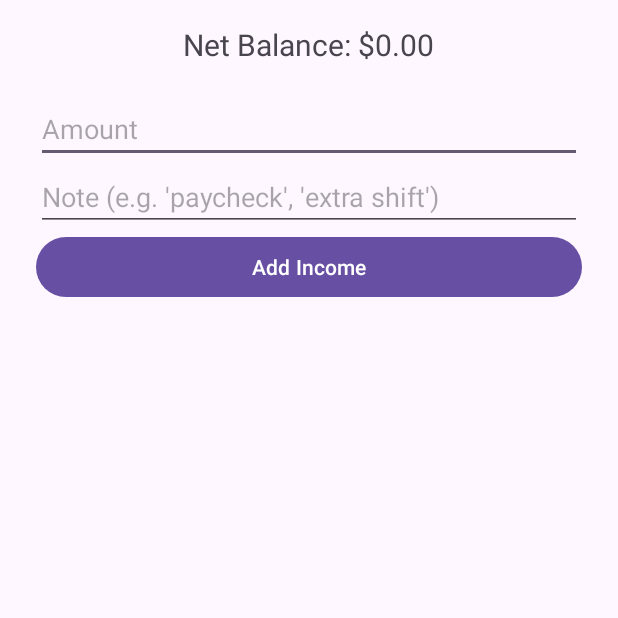
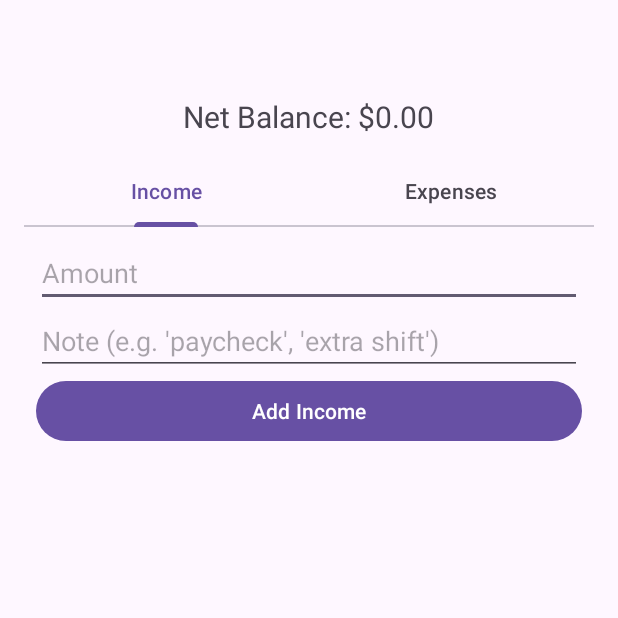
Before and after one commit to RLowry2/SimpleSavingsTracker, an Android app: the screen it shows after launch (MainActivity), on a phone screen of 412 x 824 dp, the top half of it. Run offline under Robolectric (Android 15) with nearby library versions, the phone set to English and light mode, and no system bars.

```diff
--- a/app/src/main/java/com/example/simplesavings/Entry.java
+++ b/app/src/main/java/com/example/simplesavings/Entry.java
@@ -1,11 +1,13 @@
 package com.example.simplesavings;
 
 public class Entry {
+    public int id;
     public double amount;
     public String note;
     public String type;
 
-    public Entry(double amount, String note, String type) {
+    public Entry(int id, double amount, String note, String type) {
+        this.id = id;
         this.amount = amount;
         this.note = note;
         this.type = type;
--- a/app/src/main/java/com/example/simplesavings/MainActivity.java
+++ b/app/src/main/java/com/example/simplesavings/MainActivity.java
@@ -4,6 +4,7 @@ import androidx.appcompat.app.AppCompatActivity;
 import androidx.viewpager.widget.ViewPager;
 import android.os.Bundle;
 import android.widget.TextView;
+import com.google.android.material.tabs.TabLayout;
 
 public class MainActivity extends AppCompatActivity {
     private TextView balanceView;
@@ -20,6 +21,8 @@ public class MainActivity extends AppCompatActivity {
         ViewPager viewPager = findViewById(R.id.viewPager);
         PagerAdapter adapter = new PagerAdapter(getSupportFragmentManager());
         viewPager.setAdapter(adapter);
+        TabLayout tabLayout = findViewById(R.id.tabLayout);
+        tabLayout.setupWithViewPager(viewPager);
 
         updateBalance();
     }
--- a/app/src/main/res/layout/activity_main.xml
+++ b/app/src/main/res/layout/activity_main.xml
@@ -2,6 +2,7 @@
 <LinearLayout xmlns:android="http://schemas.android.com/apk/res/android"
     android:orientation="vertical" android:layout_width="match_parent"
     android:layout_height="match_parent" android:padding="16dp">
+
     <TextView
         android:id="@+id/balanceView"
         android:layout_width="wrap_content"
@@ -9,7 +10,15 @@
         android:text="Net Balance: $0.00"
         android:textSize="20sp"
         android:layout_gravity="center_horizontal"
+        android:layout_marginTop="48dp"
         android:layout_marginBottom="12dp"/>
+
+    <com.google.android.material.tabs.TabLayout
+        android:id="@+id/tabLayout"
+        android:layout_width="match_parent"
+        android:layout_height="wrap_content"
+        android:layout_gravity="center_horizontal"/>
+
     <androidx.viewpager.widget.ViewPager
         android:id="@+id/viewPager"
         android:layout_width="match_parent"
```
Also changed, not shown: app/src/main/java/com/example/simplesavings/DBHelper.java (+10 -1 lines), app/src/main/java/com/example/simplesavings/ExpenseFragment.java (+15 -0 lines), app/src/main/java/com/example/simplesavings/IncomeFragment.java (+15 -0 lines).
